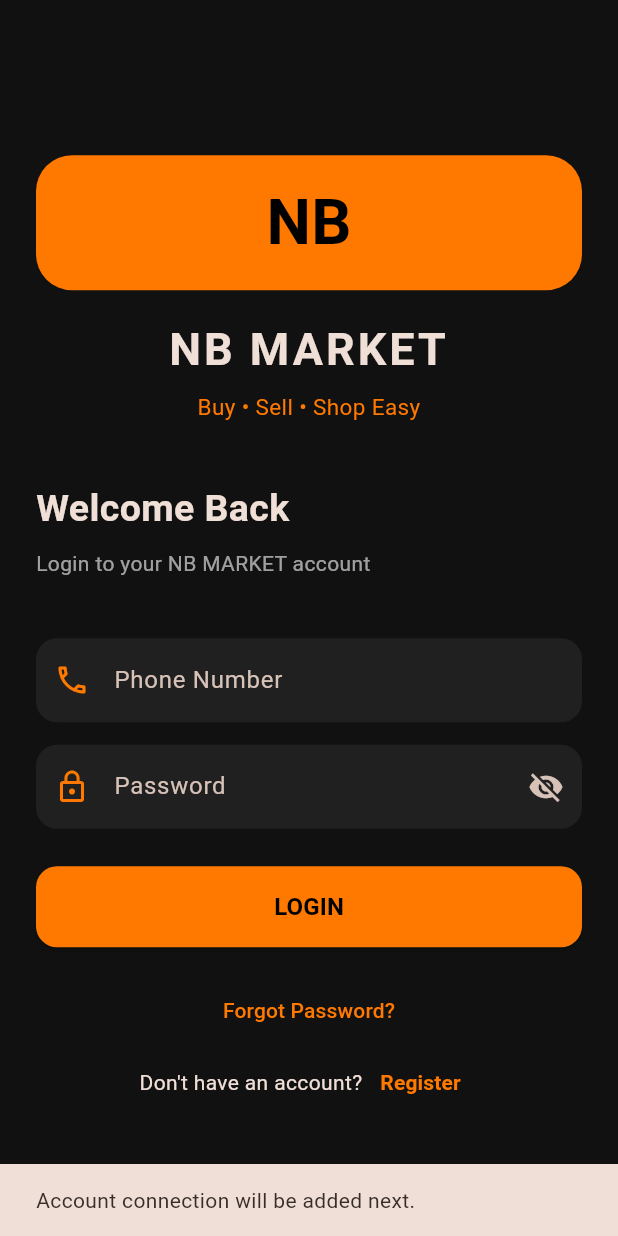
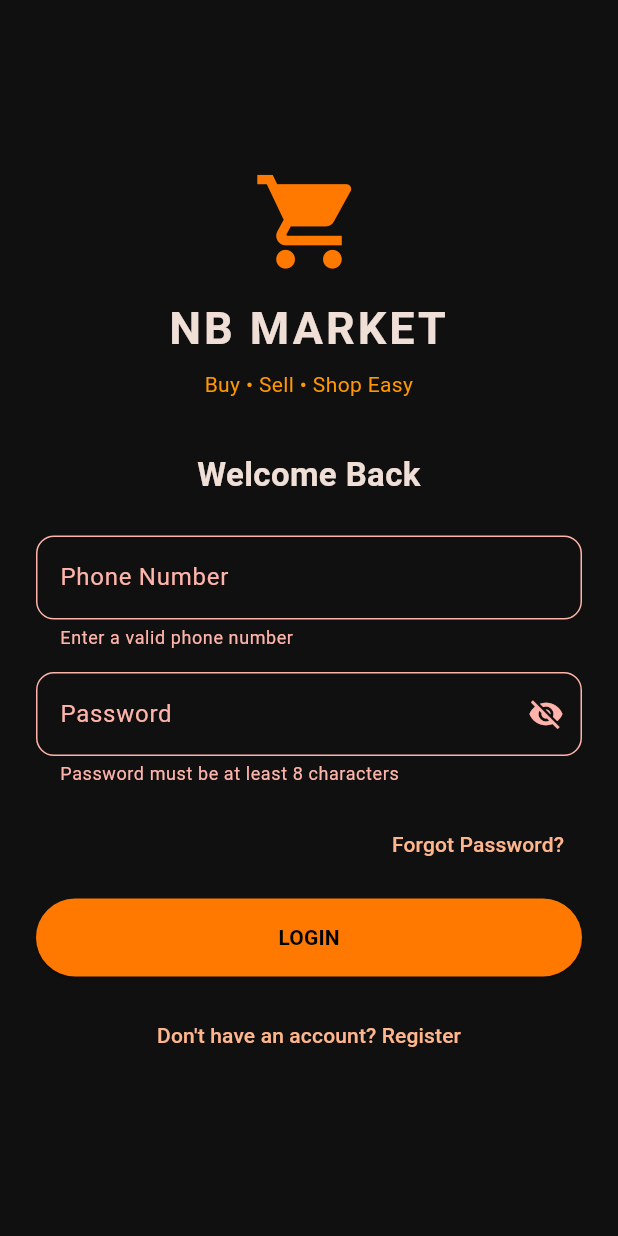
Before and after one commit to basliel7141/nb-market, a Flutter app: the screen it shows after launch, after a tap on "LOGIN", on a phone screen of 412 x 824 dp. Run offline on Flutter 3.47's test engine with Material 3 defaults, Android fonts, the phone set to English and light mode, and no system bars; our stand-ins replace supabase_flutter; accounts and stored records are empty.

Commit message:
Update main.dart

```diff
--- a/lib/main.dart
+++ b/lib/main.dart
@@ -1,9 +1,23 @@
 
 import 'package:flutter/material.dart';
+import 'package:supabase_flutter/supabase_flutter.dart';
 
-void main() {
+const supabaseUrl = 'https://fvpxdjbevwuiqywegapf.supabase.co';
+const supabaseKey =
+    'sb_publishable_92a1et2DQsEz__A-D8MR0g_I3NUg-f1';
+
+Future<void> main() async {
+  WidgetsFlutterBinding.ensureInitialized();
+
+  await Supabase.initialize(
+    url: supabaseUrl,
+    anonKey: supabaseKey,
+  );
+
   runApp(const NBMarketApp());
 }
+
+final supabase = Supabase.instance.client;
 
 class NBMarketApp extends StatelessWidget {
   const NBMarketApp({super.key});
@@ -11,18 +25,38 @@ class NBMarketApp extends StatelessWidget {
   @override
   Widget build(BuildContext context) {
     return MaterialApp(
+      title: 'NB MARKET',
       debugShowCheckedModeBanner: false,
-      title: 'NB MARKET',
       theme: ThemeData(
+        useMaterial3: true,
         brightness: Brightness.dark,
-        scaffoldBackgroundColor: const Color(0xFF111111),
         colorScheme: ColorScheme.fromSeed(
           seedColor: const Color(0xFFFF7900),
           brightness: Brightness.dark,
         ),
-        useMaterial3: true,
+        scaffoldBackgroundColor: const Color(0xFF101010),
+        appBarTheme: const AppBarTheme(
+          backgroundColor: Color(0xFF101010),
         ),
-      home: const LoginPage(),
+      ),
+      home: const AuthGate(),
+    );
+  }
+}
+
+class AuthGate extends StatelessWidget {
+  const AuthGate({super.key});
+
+  @override
+  Widget build(BuildContext context) {
+    return StreamBuilder<AuthState>(
+      stream: supabase.auth.onAuthStateChange,
+      builder: (context, snapshot) {
+        if (supabase.auth.currentSession != null) {
+          return const HomePage();
+        }
+        return const LoginPage();
+      },
     );
   }
 }
@@ -35,21 +69,155 @@ class LoginPage extends StatefulWidget {
 }
 
 class _LoginPageState extends State<LoginPage> {
+  final _formKey = GlobalKey<FormState>();
+  final _nameController = TextEditingController();
+  final _phoneController = TextEditingController();
+  final _passwordController = TextEditingController();
+  final _confirmController = TextEditingController();
+
   bool isRegister = false;
   bool hidePassword = true;
-
-  final nameController = TextEditingController();
-  final phoneController = TextEditingController();
-  final passwordController = TextEditingController();
-  final confirmPasswordController = TextEditingController();
+  bool loading = false;
 
   @override
   void dispose() {
-    nameController.dispose();
-    phoneController.dispose();
-    passwordController.dispose();
-    confirmPasswordController.dispose();
+    _nameController.dispose();
+    _phoneController.dispose();
+    _passwordController.dispose();
+    _confirmController.dispose();
     super.dispose();
+  }
+
+  void showMessage(String message) {
+    if (!mounted) return;
+    ScaffoldMessenger.of(context).showSnackBar(
+      SnackBar(content: Text(message)),
+    );
+  }
+
+  Future<Map<String, dynamic>> callAuth(
+    Map<String, dynamic> body,
+  ) async {
+    final response = await supabase.functions.invoke(
+      'nb-market-auth',
+      body: body,
+    );
+
+    final data = response.data;
+
+    if (data is Map) {
+      final result = Map<String, dynamic>.from(data);
+
+      if (response.status >= 400 || result['error'] != null) {
+        throw Exception(
+          result['error'] ?? 'Something went wrong',
+        );
+      }
+
+      return result;
+    }
+
+    throw Exception('Invalid server response');
+  }
+
+  Future<void> submit() async {
+    if (!_formKey.currentState!.validate()) return;
+
+    setState(() => loading = true);
+
+    try {
+      final phone = _phoneController.text.trim();
+      final password = _passwordController.text;
+
+      if (isRegister) {
+        await callAuth({
+          'action': 'register',
+          'full_name': _nameController.text.trim(),
+          'phone': phone,
+          'password': password,
+        });
+      }
+
+      final result = await callAuth({
+        'action': 'login',
+        'phone': phone,
+        'password': password,
+      });
+
+      final refreshToken = result['refresh_token'];
+
+      if (refreshToken == null) {
+        throw Exception('Login token was not received');
+      }
+
+      await supabase.auth.setSession(
+        refreshToken.toString(),
+      );
+
+      if (!mounted) return;
+
+      showMessage(
+        isRegister
+            ? 'Account created successfully!'
+            : 'Login successful!',
+      );
+    } catch (error) {
+      if (!mounted) return;
+
+      String message = error.toString()
+          .replaceFirst('Exception: ', '');
+
+      if (message.contains('FunctionException') ||
+          message.contains('404')) {
+        message =
+            'Authentication service not available. Please check the server settings.';
+      }
+
+      showMessage(message);
+    } finally {
+      if (mounted) {
+        setState(() => loading = false);
+      }
+    }
+  }
+
+  Widget inputField({
+    required String label,
+    required TextEditingController controller,
+    bool password = false,
+    String? Function(String?)? validator,
+  }) {
+    return Padding(
+      padding: const EdgeInsets.only(bottom: 15),
+      child: TextFormField(
+        controller: controller,
+        obscureText: password && hidePassword,
+        keyboardType: label == 'Phone Number'
+            ? TextInputType.phone
+            : TextInputType.text,
+        validator: validator,
+        decoration: InputDecoration(
+          labelText: label,
+          border: OutlineInputBorder(
+            borderRadius: BorderRadius.circular(12),
+          ),
+          suffixIcon: password
+              ? IconButton(
+                  icon: Icon(
+                    hidePassword
+                        ? Icons.visibility_off
+                        : Icons.visibility,
+                  ),
+                  onPressed: () {
+                    setState(() {
+                      hidePassword = !hidePassword;
+                    });
+                  },
+                )
+              : null,
+        ),
+      ),
+    );
   }
 
   @override
@@ -59,29 +227,17 @@ class _LoginPageState extends State<LoginPage> {
         child: Center(
           child: SingleChildScrollView(
             padding: const EdgeInsets.all(24),
+            child: Form(
+              key: _formKey,
               child: Column(
                 crossAxisAlignment: CrossAxisAlignment.stretch,
                 children: [
-                const SizedBox(height: 25),
-                Container(
-                  height: 90,
-                  width: 90,
-                  decoration: BoxDecoration(
-                    color: const Color(0xFFFF7900),
-                    borderRadius: BorderRadius.circular(24),
+                  const Icon(
+                    Icons.shopping_cart,
+                    size: 75,
+                    color: Color(0xFFFF7900),
                   ),
-                  child: const Center(
-                    child: Text(
-                      'NB',
-                      style: TextStyle(
-                        fontSize: 42,
-                        fontWeight: FontWeight.bold,
-                        color: Colors.black,
-                      ),
-                    ),
-                  ),
-                ),
-                const SizedBox(height: 18),
+                  const SizedBox(height: 12),
                   const Text(
                     'NB MARKET',
                     textAlign: TextAlign.center,
@@ -95,165 +251,190 @@ class _LoginPageState extends State<LoginPage> {
                   const Text(
                     'Buy • Sell • Shop Easy',
                     textAlign: TextAlign.center,
-                  style: TextStyle(
-                    color: Color(0xFFFF7900),
-                    fontSize: 15,
+                    style: TextStyle(color: Colors.orange),
                   ),
-                ),
-                const SizedBox(height: 40),
+                  const SizedBox(height: 35),
                   Text(
                     isRegister ? 'Create Account' : 'Welcome Back',
+                    textAlign: TextAlign.center,
                     style: const TextStyle(
-                    fontSize: 25,
+                      fontSize: 22,
                       fontWeight: FontWeight.bold,
                     ),
-                ),
-                const SizedBox(height: 8),
-                Text(
-                  isRegister
-                      ? 'Register to start using NB MARKET'
-                      : 'Login to your NB MARKET account',
-                  style: const TextStyle(color: Colors.white60),
                   ),
                   const SizedBox(height: 25),
 
                   if (isRegister)
-                  _field(
-                    controller: nameController,
+                    inputField(
                       label: 'Full Name',
-                    icon: Icons.person_outline,
+                      controller: _nameController,
+                      validator: (value) {
+                        if (value == null ||
+                            value.trim().length < 2) {
+                          return 'Enter your full name';
+                        }
+                        return null;
+                      },
                     ),
 
-                const SizedBox(height: 15),
-                _field(
-                  controller: phoneController,
+                  inputField(
                     label: 'Phone Number',
-                  icon: Icons.phone_outlined,
-                  keyboardType: TextInputType.phone,
+                    controller: _phoneController,
+                    validator: (value) {
+                      final phone =
+                          (value ?? '').replaceAll(
+                        RegExp(r'\s+'),
+                        '',
+                      );
+
+                      if (!RegExp(r'^\+?[0-9]{9,15}$')
+                          .hasMatch(phone)) {
+                        return 'Enter a valid phone number';
+                      }
+                      return null;
+                    },
                   ),
-                const SizedBox(height: 15),
-                _field(
-                  controller: passwordController,
+
+                  inputField(
                     label: 'Password',
-                  icon: Icons.lock_outline,
-                  obscure: hidePassword,
-                  suffix: IconButton(
+                    controller: _passwordController,
+                    password: true,
+                    validator: (value) {
+                      if (value == null || value.length < 8) {
+                        return 'Password must be at least 8 characters';
+                      }
+                      return null;
+                    },
+                  ),
+
+                  if (isRegister)
+                    inputField(
+                      label: 'Confirm Password',
+                      controller: _confirmController,
+                      password: true,
+                      validator: (value) {
+                        if (value != _passwordController.text) {
+                          return 'Passwords do not match';
+                        }
+                        return null;
+                      },
+                    ),
+
+                  if (!isRegister)
+                    Align(
+                      alignment: Alignment.centerRight,
+                      child: TextButton(
                         onPressed: () {
-                      setState(() {
-                        hidePassword = !hidePassword;
-                      });
+                          showMessage(
+                            'Password reset will be added next.',
+                          );
                         },
-                    icon: Icon(
-                      hidePassword
-                          ? Icons.visibility_off
-                          : Icons.visibility,
-                    ),
+                        child: const Text('Forgot Password?'),
                       ),
                     ),
 
-                if (isRegister) ...[
-                  const SizedBox(height: 15),
-                  _field(
-                    controller: confirmPasswordController,
-                    label: 'Confirm Password',
-                    icon: Icons.lock_outline,
-                    obscure: true,
+                  const SizedBox(height: 12),
+
+                  SizedBox(
+                    height: 52,
+                    child: ElevatedButton(
+                      onPressed: loading ? null : submit,
+                      style: ElevatedButton.styleFrom(
+                        backgroundColor:
+                            const Color(0xFFFF7900),
+                        foregroundColor: Colors.black,
                       ),
-                ],
-
-                const SizedBox(height: 25),
-                SizedBox(
-                  height: 54,
-                  child: ElevatedButton(
-                    style: ElevatedButton.styleFrom(
-                      backgroundColor: const Color(0xFFFF7900),
-                      foregroundColor: Colors.black,
-                      shape: RoundedRectangleBorder(
-                        borderRadius: BorderRadius.circular(14),
-                      ),
-                    ),
-                    onPressed: () {
-                      ScaffoldMessenger.of(context).showSnackBar(
-                        const SnackBar(
-                          content: Text(
-                            'Account connection will be added next.',
-                          ),
-                        ),
-                      );
-                    },
-                    child: Text(
-                      isRegister ? 'CREATE ACCOUNT' : 'LOGIN',
+                      child: loading
+                          ? const CircularProgressIndicator(
+                              color: Colors.black,
+                            )
+                          : Text(
+                              isRegister
+                                  ? 'CREATE ACCOUNT'
+                                  : 'LOGIN',
                               style: const TextStyle(
-                        fontSize: 16,
                                 fontWeight: FontWeight.bold,
                               ),
                             ),
                     ),
                   ),
 
-                const SizedBox(height: 18),
-                if (!isRegister)
+                  const SizedBox(height: 15),
+
                   TextButton(
-                    onPressed: () {},
-                    child: const Text(
-                      'Forgot Password?',
-                      style: TextStyle(color: Color(0xFFFF7900)),
-                    ),
-                  ),
-
-                Row(
-                  mainAxisAlignment: MainAxisAlignment.center,
-                  children: [
-                    Text(
-                      isRegister
-                          ? 'Already have an account?'
-                          : "Don't have an account?",
-                    ),
-                    TextButton(
-                      onPressed: () {
+                    onPressed: loading
+                        ? null
+                        : () {
                             setState(() {
                               isRegister = !isRegister;
                             });
                           },
                     child: Text(
-                        isRegister ? 'Login' : 'Register',
-                        style: const TextStyle(
-                          color: Color(0xFFFF7900),
-                          fontWeight: FontWeight.bold,
+                      isRegister
+                          ? 'Already have an account? Login'
+                          : "Don't have an account? Register",
                     ),
-                      ),
-                    ),
-                  ],
                   ),
                 ],
               ),
             ),
           ),
         ),
+      ),
     );
   }
+}
 
-  Widget _field({
-    required TextEditingController controller,
-    required String label,
-    required IconData icon,
-    TextInputType keyboardType = TextInputType.text,
-    bool obscure = false,
-    Widget? suffix,
-  }) {
-    return TextField(
-      controller: controller,
-      keyboardType: keyboardType,
-      obscureText: obscure,
-      decoration: InputDecoration(
-        labelText: label,
-        prefixIcon: Icon(icon, color: const Color(0xFFFF7900)),
-        suffixIcon: suffix,
-        filled: true,
-        fillColor: const Color(0xFF202020),
-        border: OutlineInputBorder(
-          borderRadius: BorderRadius.circular(14),
-          borderSide: BorderSide.none,
+class HomePage extends StatelessWidget {
+  const HomePage({super.key});
+
+  @override
+  Widget build(BuildContext context) {
+    final user = supabase.auth.currentUser;
+    final name =
+        user?.userMetadata?['full_name'] ?? 'User';
+
+    return Scaffold(
+      appBar: AppBar(
+        title: const Text(
+          'NB MARKET',
+          style: TextStyle(fontWeight: FontWeight.bold),
+        ),
+        actions: [
+          IconButton(
+            tooltip: 'Logout',
+            icon: const Icon(Icons.logout),
+            onPressed: () async {
+              await supabase.auth.signOut();
+            },
+          ),
+        ],
+      ),
+      body: Center(
+        child: Column(
+          mainAxisAlignment: MainAxisAlignment.center,
+          children: [
+            const Icon(
+              Icons.shopping_bag,
+              size: 75,
+              color: Color(0xFFFF7900),
+            ),
+            const SizedBox(height: 20),
+            Text(
+              'Welcome, $name!',
+              style: const TextStyle(
+                fontSize: 23,
+                fontWeight: FontWeight.bold,
+              ),
+            ),
+            const SizedBox(height: 10),
+            const Text('NB MARKET'),
+            const SizedBox(height: 8),
+            const Text(
+              'Your account is connected.',
+              style: TextStyle(color: Colors.green),
+            ),
+          ],
         ),
       ),
     );
```
Lines whose indentation alone changed are shown as unchanged.
